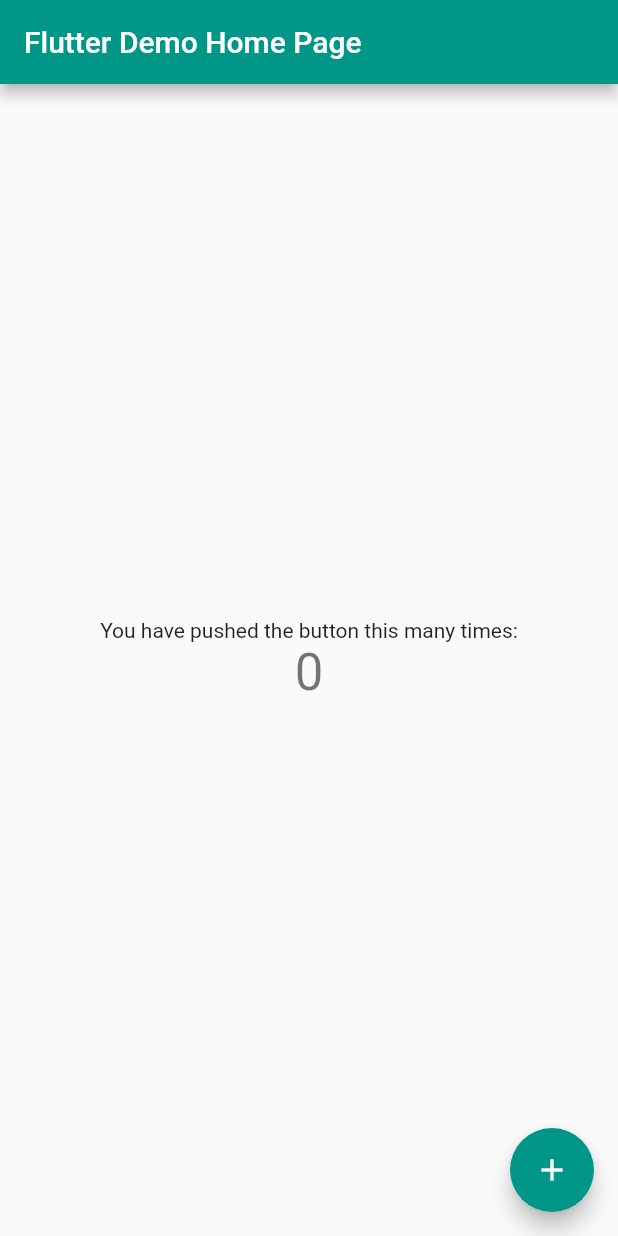
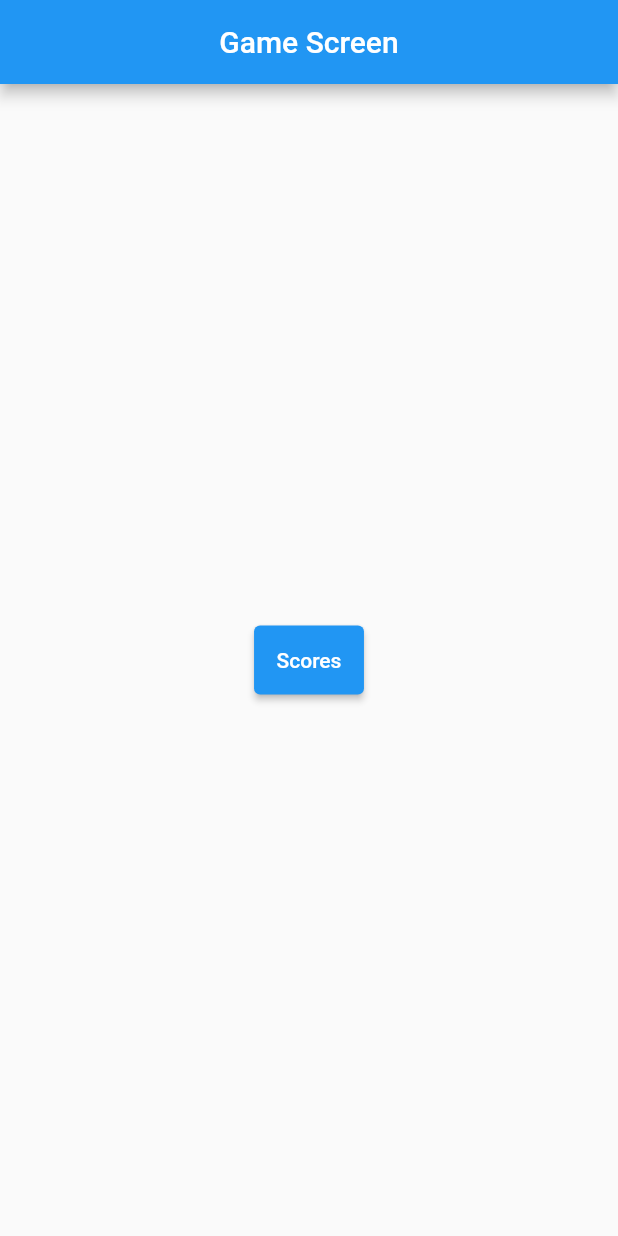
Before and after one commit to ryfuller03/project-3-sensory-overload, a Flutter app: the screen it shows after launch, on a phone screen of 412 x 824 dp. Run offline on Flutter 3.47's test engine with Material 2 defaults, Android fonts, the phone set to English and light mode, and no system bars; our stand-ins replace sensors_plus.

Commit message:
Changed Main to match TwoScreens

```diff
--- a/project_3_sensory_overload/lib/main.dart
+++ b/project_3_sensory_overload/lib/main.dart
@@ -7,109 +7,59 @@ void main() {
 class MyApp extends StatelessWidget {
   const MyApp({super.key});
 
-  // This widget is the root of your application.
   @override
   Widget build(BuildContext context) {
     return MaterialApp(
-      title: 'Flutter Demo',
+      title: 'Direction Game',
+      home: GameScreen(),
+      //change to game screen when pushed
       theme: ThemeData(
-        // This is the theme of your application.
-        //
-        // Try running your application with "flutter run". You'll see the
-        // application has a blue toolbar. Then, without quitting the app, try
-        // changing the primarySwatch below to Colors.green and then invoke
-        // "hot reload" (press "r" in the console where you ran "flutter run",
-        // or simply save your changes to "hot reload" in a Flutter IDE).
-        // Notice that the counter didn't reset back to zero; the application
-        // is not restarted.
-        primarySwatch: Colors.teal,
+        primarySwatch: Colors.blue,
       ),
-      home: const MyHomePage(title: 'Flutter Demo Home Page'),
     );
   }
 }
 
-class MyHomePage extends StatefulWidget {
-  const MyHomePage({super.key, required this.title});
-
-  // This widget is the home page of your application. It is stateful, meaning
-  // that it has a State object (defined below) that contains fields that affect
-  // how it looks.
-
-  // This class is the configuration for the state. It holds the values (in this
-  // case the title) provided by the parent (in this case the App widget) and
-  // used by the build method of the State. Fields in a Widget subclass are
-  // always marked "final".
-
-  final String title;
-
+class GameScreen extends StatelessWidget {
   @override
-  State<MyHomePage> createState() => _MyHomePageState();
+  Widget build(BuildContext context) => Scaffold(
+        appBar: AppBar(
+          title: Text("Game Screen"),
+          centerTitle: true,
+        ),
+        body: Center(
+          child: ElevatedButton(
+            style: ElevatedButton.styleFrom(
+              padding: EdgeInsets.all(15),
+            ),
+            child: Text('Scores'),
+            onPressed: () {
+              Navigator.push(context,
+                  MaterialPageRoute(builder: (context) => ScoreScreen()));
+            },
+          ),
+        ),
+      );
 }
 
-class _MyHomePageState extends State<MyHomePage> {
-  int _counter = 0;
-
-  void _incrementCounter() {
-    setState(() {
-      // This call to setState tells the Flutter framework that something has
-      // changed in this State, which causes it to rerun the build method below
-      // so that the display can reflect the updated values. If we changed
-      // _counter without calling setState(), then the build method would not be
-      // called again, and so nothing would appear to happen.
-      _counter++;
-    });
-  }
-
+class ScoreScreen extends StatelessWidget {
   @override
-  Widget build(BuildContext context) {
-    // This method is rerun every time setState is called, for instance as done
-    // by the _incrementCounter method above.
-    //
-    // The Flutter framework has been optimized to make rerunning build methods
-    // fast, so that you can just rebuild anything that needs updating rather
-    // than having to individually change instances of widgets.
-    return Scaffold(
-      appBar: AppBar(
-        // Here we take the value from the MyHomePage object that was created by
-        // the App.build method, and use it to set our appbar title.
-        title: Text(widget.title),
-      ),
-      body: Center(
-        // Center is a layout widget. It takes a single child and positions it
-        // in the middle of the parent.
-        child: Column(
-          // Column is also a layout widget. It takes a list of children and
-          // arranges them vertically. By default, it sizes itself to fit its
-          // children horizontally, and tries to be as tall as its parent.
-          //
-          // Invoke "debug painting" (press "p" in the console, choose the
-          // "Toggle Debug Paint" action from the Flutter Inspector in Android
-          // Studio, or the "Toggle Debug Paint" command in Visual Studio Code)
-          // to see the wireframe for each widget.
-          //
-          // Column has various properties to control how it sizes itself and
-          // how it positions its children. Here we use mainAxisAlignment to
-          // center the children vertically; the main axis here is the vertical
-          // axis because Columns are vertical (the cross axis would be
-          // horizontal).
-          mainAxisAlignment: MainAxisAlignment.center,
-          children: <Widget>[
-            const Text(
-              'You have pushed the button this many times:',
+  Widget build(BuildContext context) => Scaffold(
+        appBar: AppBar(
+          title: Text("Score Screen"),
+          centerTitle: true,
+        ),
+        body: Center(
+          child: ElevatedButton(
+            style: ElevatedButton.styleFrom(
+              padding: EdgeInsets.all(15),
             ),
-            Text(
-              '$_counter',
-              style: Theme.of(context).textTheme.headline4,
-            ),
-          ],
+            child: Text('Game'),
+            onPressed: () {
+              Navigator.pop(context,
+                  MaterialPageRoute(builder: (context) => GameScreen()));
+            },
+          ),
         ),
-      ),
-      floatingActionButton: FloatingActionButton(
-        onPressed: _incrementCounter,
-        tooltip: 'Increment',
-        child: const Icon(Icons.add),
-      ), // This trailing comma makes auto-formatting nicer for build methods.
-    );
-  }
+      );
 }
```
